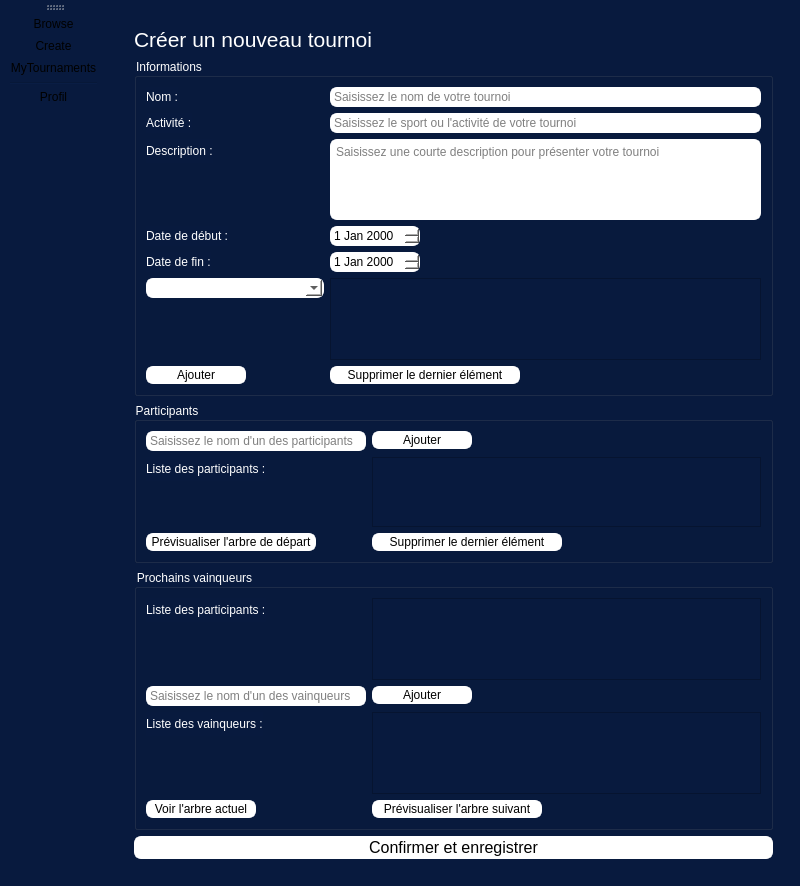
Before: the Qt Designer form source/application/application.ui in Projet-Trophee-NSI/Olympic-Tournament, drawn with Qt 5.
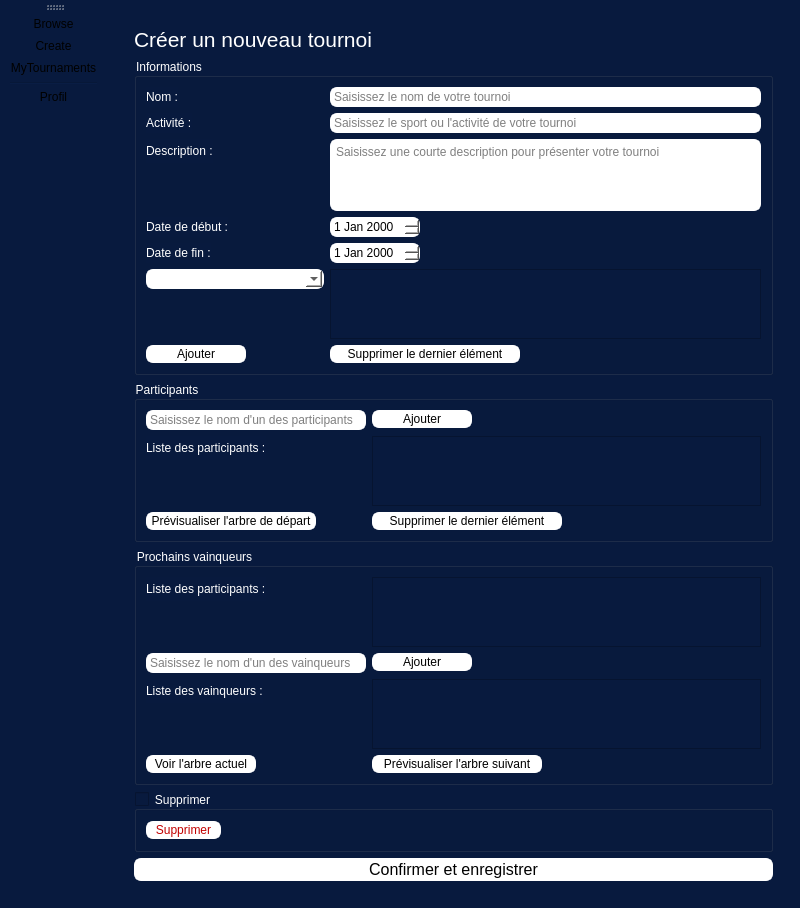
After: the same form once the commit is applied. The open tabs and pages were chosen to show the change.

Commit message:
update interface, makeRequest and application.py
modification de application.py:
-importation de makeRequest.py
-création gestion d'erreur lors de création de tournois
modificationde makeRequest :
-@gredi07
modification interface:
-@AntoineNEBOUT

The edit to the form file:
```diff
--- a/source/application/application.ui
+++ b/source/application/application.ui
@@ -154,7 +154,9 @@
               <property name="styleSheet">
                <string notr="true">color: rgb(0, 0, 0);
 selection-background-color: rgb(255, 255, 255);
-selection-color: rgb(8, 26, 62);</string>
+selection-color: rgb(8, 26, 62);
+background-color: rgb(11, 36, 86);
+selection-color: rgb(11, 36, 86);</string>
               </property>
               <property name="editTriggers">
                <set>QAbstractItemView::NoEditTriggers</set>
@@ -301,18 +303,6 @@
                  <bool>true</bool>
                 </property>
                 <layout class="QFormLayout" name="formLayout_8">
-                 <item row="2" column="0">
-                  <widget class="QLabel" name="startLabel">
-                   <property name="font">
-                    <font>
-                     <pointsize>9</pointsize>
-                    </font>
-                   </property>
-                   <property name="text">
-                    <string>Date de début : </string>
-                   </property>
-                  </widget>
-                 </item>
                  <item row="0" column="0">
                   <widget class="QLabel" name="descriptionLabel">
                    <property name="text">
@@ -366,6 +356,13 @@
                    </property>
                   </widget>
                  </item>
+                 <item row="2" column="0">
+                  <widget class="QLabel" name="startLabel">
+                   <property name="text">
+                    <string>Date de début : </string>
+                   </property>
+                  </widget>
+                 </item>
                 </layout>
                </widget>
               </item>
@@ -1065,6 +1062,12 @@
                </item>
                <item row="0" column="1">
                 <widget class="QLineEdit" name="tournamentNameLineEdit">
+                 <property name="maximumSize">
+                  <size>
+                   <width>448</width>
+                   <height>16777215</height>
+                  </size>
+                 </property>
                  <property name="styleSheet">
                   <string notr="true">color: rgb(0, 0, 0);
 background-color: rgb(255, 255, 255);
@@ -1088,6 +1091,12 @@
                </item>
                <item row="1" column="1">
                 <widget class="QLineEdit" name="tournamentActivityLineEdit">
+                 <property name="maximumSize">
+                  <size>
+                   <width>448</width>
+                   <height>16777215</height>
+                  </size>
+                 </property>
                  <property name="styleSheet">
                   <string notr="true">color: rgb(0, 0, 0);
 background-color: rgb(255, 255, 255);
@@ -1111,6 +1120,12 @@
                </item>
                <item row="2" column="1">
                 <widget class="QTextEdit" name="tournamentResumeTextEdit">
+                 <property name="maximumSize">
+                  <size>
+                   <width>448</width>
+                   <height>16777215</height>
+                  </size>
+                 </property>
                  <property name="styleSheet">
                   <string notr="true">color: rgb(0, 0, 0);
 background-color: rgb(255, 255, 255);
@@ -1168,9 +1183,6 @@
                  </property>
                 </widget>
                </item>
-               <item row="5" column="1">
-                <widget class="QListWidget" name="arbiterListWidget"/>
-               </item>
                <item row="5" column="0">
                 <widget class="QComboBox" name="arbiterNameComboBox">
                  <property name="minimumSize">
@@ -1218,6 +1230,16 @@
                  </item>
                 </widget>
                </item>
+               <item row="5" column="1">
+                <widget class="QListWidget" name="arbiterListWidget">
+                 <property name="maximumSize">
+                  <size>
+                   <width>448</width>
+                   <height>16777215</height>
+                  </size>
+                 </property>
+                </widget>
+               </item>
                <item row="6" column="0">
                 <widget class="QPushButton" name="addArbiterPushButton">
                  <property name="minimumSize">
@@ -1332,7 +1354,7 @@
                 <widget class="QListWidget" name="participantsListListWidget">
                  <property name="maximumSize">
                   <size>
-                   <width>16777215</width>
+                   <width>397</width>
                    <height>16777215</height>
                   </size>
                  </property>
@@ -1396,7 +1418,14 @@
                 </widget>
                </item>
                <item row="0" column="1">
-                <widget class="QListWidget" name="participantsListListWidget_2"/>
+                <widget class="QListWidget" name="participantsListListWidget_2">
+                 <property name="maximumSize">
+                  <size>
+                   <width>397</width>
+                   <height>16777215</height>
+                  </size>
+                 </property>
+                </widget>
                </item>
                <item row="1" column="0">
                 <widget class="QLineEdit" name="winnersNameLineEdit">
@@ -1447,7 +1476,14 @@
                 </widget>
                </item>
                <item row="2" column="1">
-                <widget class="QListWidget" name="winnersListListWidget"/>
+                <widget class="QListWidget" name="winnersListListWidget">
+                 <property name="maximumSize">
+                  <size>
+                   <width>397</width>
+                   <height>16777215</height>
+                  </size>
+                 </property>
+                </widget>
                </item>
                <item row="3" column="0">
                 <widget class="QPushButton" name="seeTreePushButton">
@@ -1490,8 +1526,64 @@
               </layout>
              </widget>
             </item>
+            <item>
+             <widget class="QGroupBox" name="delTournamentGroupBox">
+              <property name="title">
+               <string>Supprimer</string>
+              </property>
+              <property name="flat">
+               <bool>true</bool>
+              </property>
+              <property name="checkable">
+               <bool>true</bool>
+              </property>
+              <property name="checked">
+               <bool>false</bool>
+              </property>
+              <layout class="QHBoxLayout" name="horizontalLayout_12">
+               <item>
+                <widget class="QPushButton" name="delTournamentPushButton">
+                 <property name="minimumSize">
+                  <size>
+                   <width>75</width>
+                   <height>0</height>
+                  </size>
+                 </property>
+                 <property name="styleSheet">
+                  <string notr="true">color: rgb(193, 0, 0);
+background-color: rgb(255, 255, 255);
+border: 2px solid white;
+border-radius: 7px;</string>
+                 </property>
+                 <property name="text">
+                  <string>Supprimer</string>
+                 </property>
+                </widget>
+               </item>
+               <item>
+                <spacer name="horizontalSpacer_8">
+                 <property name="orientation">
+                  <enum>Qt::Horizontal</enum>
+                 </property>
+                 <property name="sizeHint" stdset="0">
+                  <size>
+                   <width>40</width>
+                   <height>20</height>
+                  </size>
+                 </property>
+                </spacer>
+               </item>
+              </layout>
+             </widget>
+            </item>
             <item>
              <widget class="QPushButton" name="validateTournamentPushButton">
+              <property name="maximumSize">
+               <size>
+                <width>643</width>
+                <height>16777215</height>
+               </size>
+              </property>
               <property name="font">
                <font>
                 <pointsize>12</pointsize>
```
Left out of the diff: 24 changed lines with no effect on the pictures. The commit also changes 4 other files.
